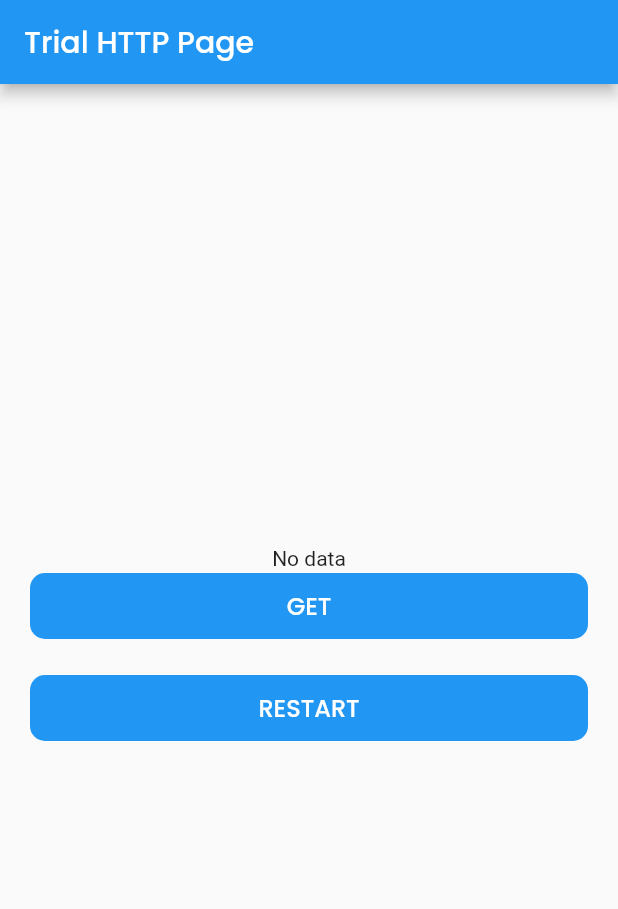
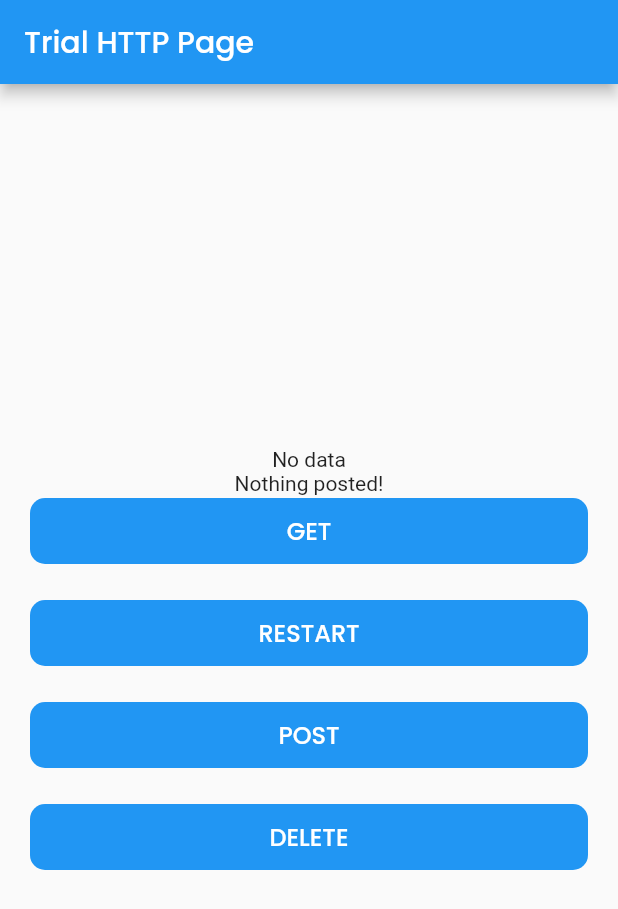
Before and after one commit to krsx/http_learning, a Flutter app: the screen it shows after launch, on a phone screen of 412 x 824 dp. Shown: the top 909 px of the screen. Run offline on Flutter 3.47's test engine with Material 2 defaults, Android fonts, the phone set to English and light mode, and no system bars; our stand-ins replace google_fonts; accounts and stored records are empty.

Commit message:
error http post

```diff
--- a/lib/todo_model.dart
+++ b/lib/todo_model.dart
@@ -7,20 +7,21 @@ class TodoModel {
   String title;
   String detail;
   bool isDone;
-  int id;
+  // int id;
 
-  TodoModel(
-      {required this.title,
-      required this.detail,
-      required this.isDone,
-      required this.id});
+  TodoModel({
+    required this.title,
+    required this.detail,
+    required this.isDone,
+    // required this.id,
+  });
 
   factory TodoModel.createTodoModel(Map<String, dynamic> jsonObject) {
     return TodoModel(
       title: jsonObject["title"],
       detail: jsonObject["detail"],
       isDone: jsonObject["done"],
-      id: jsonObject["id"],
+      // id: jsonObject["id"],
     );
   }
 
@@ -36,17 +37,52 @@ class TodoModel {
     String apiUrl = "https://workshop-b201-todo.herokuapp.com/tasks";
     var apiResult = await http.get(Uri.parse(apiUrl));
     var jsonObject = json.decode(apiResult.body);
-    print("ini json object");
-    print(jsonObject);
+    // print("ini json object");
+    // print(jsonObject);
     // List<dynamic> listTodo = (jsonObject as Map<String, dynamic>)[''];
     List<TodoModel> todos = [];
     for (var i = 0; i < jsonObject.length; i++) {
       todos.add(TodoModel.createTodoModel(jsonObject[i]));
     }
 
-    print("=");
-    print("ini todo");
+    // print("=");
+    // print("ini todo");
     print(todos);
     return todos;
   }
+
+  static Future<TodoModel?> postTodos(
+    String title,
+    String detail,
+    bool isDone,
+  ) async {
+    String apiUrl = "https://workshop-b201-todo.herokuapp.com/tasks";
+
+    var apiResult = await http.post(
+      Uri.parse(apiUrl),
+      body: {
+        'title': title,
+        'detail': detail,
+        'done': isDone.toString(),
+      },
+    );
+
+    Map<String, dynamic> jsonObject = json.decode(apiResult.body);
+
+    print('Ini apiResult:\n');
+    print(apiResult.body);
+
+    print("Ini jsonObject:\n");
+    print(jsonObject);
+
+    return TodoModel.createTodoModel(jsonObject);
+  }
+
+  static Future<http.Response> delete(String id) async {
+    String apiUrl = "https://workshop-b201-todo.herokuapp.com/tasks/$id";
+
+    final http.Response response = await http.delete(Uri.parse(apiUrl));
+
+    return response;
+  }
 }
--- a/lib/trial_page.dart
+++ b/lib/trial_page.dart
@@ -2,6 +2,7 @@ import 'package:api_learning/todo_model.dart';
 import 'package:api_learning/trial_page_detail.dart';
 import 'package:flutter/material.dart';
 import 'package:google_fonts/google_fonts.dart';
+import 'package:http/http.dart';
 
 class TrialPage extends StatefulWidget {
   const TrialPage({Key? key}) : super(key: key);
@@ -12,10 +13,41 @@ class TrialPage extends StatefulWidget {
 
 class _TrialPageState extends State<TrialPage> {
   TodoModel? todo;
+  TodoModel? postedTodo;
   String output = "No data";
   List title = [];
   List detail = [];
   List isDone = [];
+
+  Widget buttonDelete() {
+    return SizedBox(
+      width: double.infinity,
+      child: ElevatedButton(
+        style: ButtonStyle(
+          elevation: MaterialStateProperty.all(0),
+          padding: MaterialStateProperty.all(
+            const EdgeInsets.symmetric(vertical: 10),
+          ),
+          shape: MaterialStateProperty.all(
+            RoundedRectangleBorder(
+              borderRadius: BorderRadius.circular(10),
+            ),
+          ),
+          backgroundColor: MaterialStateProperty.all(Colors.blue),
+        ),
+        onPressed: () {
+          TodoModel.delete('6');
+        },
+        child: Text(
+          "DELETE",
+          style: GoogleFonts.poppins(
+            fontWeight: FontWeight.w500,
+            fontSize: 16,
+          ),
+        ),
+      ),
+    );
+  }
 
   Widget buttonGet() {
     return SizedBox(
@@ -39,7 +71,8 @@ class _TrialPageState extends State<TrialPage> {
           isDone.clear();
 
           TodoModel.getTodos().then((value) {
-            output = "";
+            // output = "";
+            // print(value);
             for (var i = 0; i < value.length; i++) {
               title.add(value[i].title);
               detail.add(value[i].detail);
@@ -81,9 +114,48 @@ class _TrialPageState extends State<TrialPage> {
           detail.clear();
           isDone.clear();
           setState(() {});
+          // print(title.isEmpty);
         },
         child: Text(
           "RESTART",
+          style: GoogleFonts.poppins(
+            fontWeight: FontWeight.w500,
+            fontSize: 16,
+          ),
+        ),
+      ),
+    );
+  }
+
+  Widget buttonPost() {
+    return SizedBox(
+      width: double.infinity,
+      child: ElevatedButton(
+        style: ButtonStyle(
+          elevation: MaterialStateProperty.all(0),
+          padding: MaterialStateProperty.all(
+            const EdgeInsets.symmetric(vertical: 10),
+          ),
+          shape: MaterialStateProperty.all(
+            RoundedRectangleBorder(
+              borderRadius: BorderRadius.circular(10),
+            ),
+          ),
+          backgroundColor: MaterialStateProperty.all(Colors.blue),
+        ),
+        onPressed: () {
+          TodoModel.postTodos(
+            "Ini title",
+            "Ini detail",
+            false,
+          ).then((value) {
+            postedTodo = value;
+          });
+
+          setState(() {});
+        },
+        child: Text(
+          "POST",
           style: GoogleFonts.poppins(
             fontWeight: FontWeight.w500,
             fontSize: 16,
@@ -116,8 +188,12 @@ class _TrialPageState extends State<TrialPage> {
             // Text(
             //   output,
             // ),
-            (title.isNotEmpty)
-                ? Expanded(
+
+            (title.isEmpty)
+                ? Center(
+                    child: Text(output),
+                  )
+                : Expanded(
                     child: ListView.builder(
                       itemCount: title.length,
                       itemBuilder: (context, index) {
@@ -202,11 +278,11 @@ class _TrialPageState extends State<TrialPage> {
                         );
                       },
                     ),
-                  )
-                : Center(
-                    child: Text(output),
                   ),
             // const Spacer(),
+            Text((postedTodo != null)
+                ? "${postedTodo!.title} - ${postedTodo!.detail}"
+                : "Nothing posted!"),
             buttonGet(),
             const SizedBox(
               height: 20,
@@ -215,6 +291,11 @@ class _TrialPageState extends State<TrialPage> {
             const SizedBox(
               height: 20,
             ),
+            buttonPost(),
+            const SizedBox(
+              height: 20,
+            ),
+            buttonDelete(),
           ],
         ),
       ),
```
